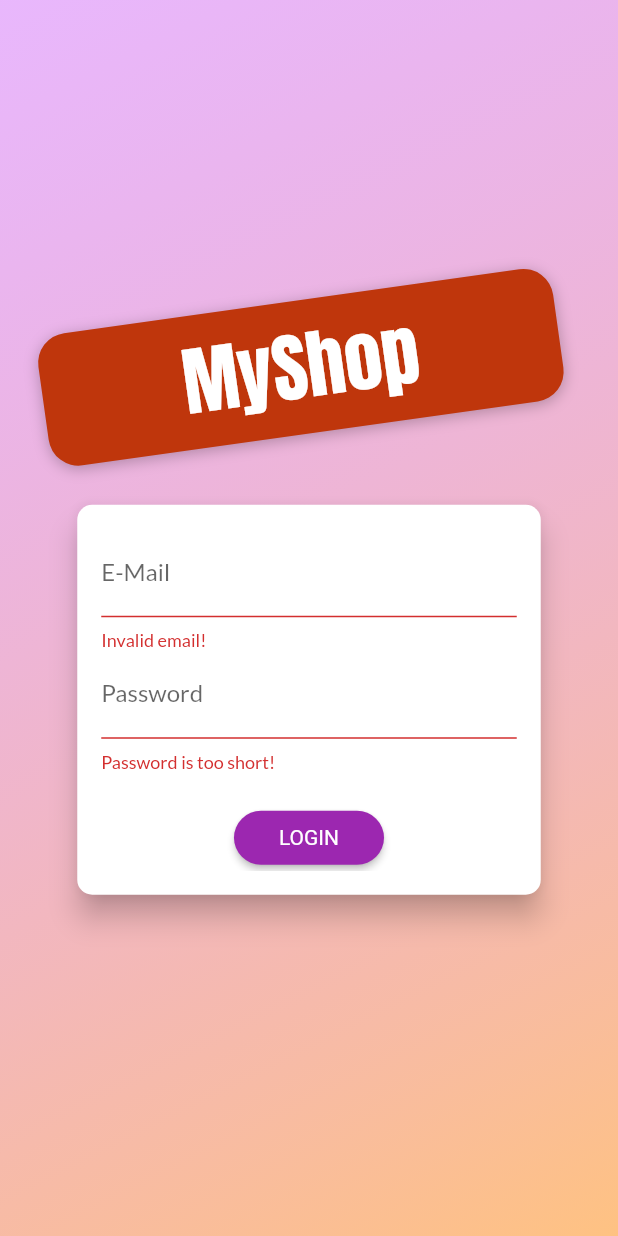
After one commit to SalmanNaghori/shop_app, a Flutter app: the screen it shows after launch, after a tap on "LOGIN", on a phone screen of 412 x 824 dp. The commit adds this screen. Run offline on Flutter 3.47's test engine with Material 2 defaults, Android fonts, the phone set to English and light mode, and no system bars; missing offline and left inert: dart:ffi; network calls fail.

Commit message:
SignIn & SigUp has done

```diff
--- /dev/null
+++ b/lib/Screens/auth_screen.dart
@@ -0,0 +1,247 @@
+import 'dart:ffi';
+import 'dart:math';
+
+import 'package:flutter/material.dart';
+import 'package:provider/provider.dart';
+import 'package:shop_app/providers/auth.dart';
+
+enum AuthMode { Signup, Login }
+
+class AuthScreen extends StatelessWidget {
+  static const routeName = '/auth';
+
+  @override
+  Widget build(BuildContext context) {
+    final deviceSize = MediaQuery.of(context).size;
+    // final transformConfig = Matrix4.rotationZ(-8 * pi / 180);
+    // transformConfig.translate(-10.0);
+    return Scaffold(
+      // resizeToAvoidBottomInset: false,
+      body: Stack(
+        children: <Widget>[
+          Container(
+            decoration: BoxDecoration(
+              gradient: LinearGradient(
+                colors: [
+                  Color.fromRGBO(215, 117, 255, 1).withOpacity(0.5),
+                  Color.fromRGBO(255, 188, 117, 1).withOpacity(0.9),
+                ],
+                begin: Alignment.topLeft,
+                end: Alignment.bottomRight,
+                stops: [0, 1],
+              ),
+            ),
+          ),
+          SingleChildScrollView(
+            child: Container(
+              height: deviceSize.height,
+              width: deviceSize.width,
+              child: Column(
+                mainAxisAlignment: MainAxisAlignment.center,
+                crossAxisAlignment: CrossAxisAlignment.center,
+                children: <Widget>[
+                  Flexible(
+                    child: Container(
+                      margin: EdgeInsets.only(bottom: 20.0),
+                      padding:
+                          EdgeInsets.symmetric(vertical: 8.0, horizontal: 94.0),
+                      transform: Matrix4.rotationZ(-8 * pi / 180)
+                        ..translate(-10.0),
+                      // ..translate(-10.0),
+                      decoration: BoxDecoration(
+                        borderRadius: BorderRadius.circular(20),
+                        color: Colors.deepOrange.shade900,
+                        boxShadow: [
+                          BoxShadow(
+                            blurRadius: 8,
+                            color: Colors.black26,
+                            offset: Offset(0, 2),
+                          )
+                        ],
+                      ),
+                      child: Text(
+                        'MyShop',
+                        style: TextStyle(
+                          color:
+                              Theme.of(context).accentTextTheme.headline6.color,
+                          fontSize: 50,
+                          fontFamily: 'Anton',
+                          fontWeight: FontWeight.normal,
+                        ),
+                      ),
+                    ),
+                  ),
+                  Flexible(
+                    flex: deviceSize.width > 600 ? 2 : 1,
+                    child: AuthCard(),
+                  ),
+                ],
+              ),
+            ),
+          ),
+        ],
+      ),
+    );
+  }
+}
+
+class AuthCard extends StatefulWidget {
+  const AuthCard({
+    Key key,
+  }) : super(key: key);
+
+  @override
+  _AuthCardState createState() => _AuthCardState();
+}
+
+class _AuthCardState extends State<AuthCard> {
+  final GlobalKey<FormState> _formKey = GlobalKey();
+  AuthMode _authMode = AuthMode.Login;
+  Map<String, String> _authData = {
+    'email': '',
+    'password': '',
+  };
+  var _isLoading = false;
+  final _passwordController = TextEditingController();
+
+  Future<void> _submit() async {
+    if (!_formKey.currentState.validate()) {
+      // Invalid!
+      return;
+    }
+    _formKey.currentState.save();
+    setState(() {
+      _isLoading = true;
+    });
+    if (_authMode == AuthMode.Login) {
+      // Log user in
+      Provider.of<Auth>(context, listen: false).logIn(
+        _authData['email'],
+        _authData['password'],
+      );
+    } else {
+      // Sign user up
+      await Provider.of<Auth>(context, listen: false).signUp(
+        _authData['email'],
+        _authData['password'],
+      );
+    }
+    setState(() {
+      _isLoading = false;
+    });
+  }
+
+  void _switchAuthMode() {
+    if (_authMode == AuthMode.Login) {
+      setState(() {
+        _authMode = AuthMode.Signup;
+      });
+    } else {
+      setState(() {
+        _authMode = AuthMode.Login;
+      });
+    }
+  }
+
+  @override
+  Widget build(BuildContext context) {
+    final deviceSize = MediaQuery.of(context).size;
+    return Card(
+      shape: RoundedRectangleBorder(
+        borderRadius: BorderRadius.circular(10.0),
+      ),
+      elevation: 8.0,
+      child: Container(
+        height: _authMode == AuthMode.Signup ? 320 : 260,
+        constraints:
+            BoxConstraints(minHeight: _authMode == AuthMode.Signup ? 320 : 260),
+        width: deviceSize.width * 0.75,
+        padding: EdgeInsets.all(16.0),
+        child: Form(
+          key: _formKey,
+          child: SingleChildScrollView(
+            child: Column(
+              children: <Widget>[
+                TextFormField(
+                  decoration: InputDecoration(labelText: 'E-Mail'),
+                  keyboardType: TextInputType.emailAddress,
+                  validator: (value) {
+                    if (value.isEmpty || !value.contains('@')) {
+                      return 'Invalid email!';
+                    }
+                    return null;
+                    return null;
+                  },
+                  onSaved: (value) {
+                    _authData['email'] = value;
+                  },
+                ),
+                TextFormField(
+                  decoration: InputDecoration(labelText: 'Password'),
+                  obscureText: true,
+                  controller: _passwordController,
+                  validator: (value) {
+                    if (value.isEmpty || value.length < 5) {
+                      return 'Password is too short!';
+                    }
+                  },
+                  onSaved: (value) {
+                    _authData['password'] = value;
+                  },
+                ),
+                if (_authMode == AuthMode.Signup)
+                  TextFormField(
+                    enabled: _authMode == AuthMode.Signup,
+                    decoration: InputDecoration(labelText: 'Confirm Password'),
+                    obscureText: true,
+                    validator: _authMode == AuthMode.Signup
+                        ? (value) {
+                            if (value != _passwordController.text) {
+                              return 'Passwords do not match!';
+                            }
+                          }
+                        : null,
+                  ),
+                SizedBox(
+                  height: 20,
+                ),
+                if (_isLoading)
+                  CircularProgressIndicator()
+                else
+                  ElevatedButton(
+                    child:
+                        Text(_authMode == AuthMode.Login ? 'LOGIN' : 'SIGN UP'),
+                    onPressed: _submit,
+                    style: ElevatedButton.styleFrom(
+                      shape: RoundedRectangleBorder(
+                        borderRadius: BorderRadius.circular(30),
+                      ),
+                      padding:
+                          EdgeInsets.symmetric(horizontal: 30.0, vertical: 8.0),
+                      primary: Theme.of(context).primaryColor,
+                      textStyle: TextStyle(
+                        color: Theme.of(context).primaryTextTheme.button.color,
+                      ),
+                    ),
+                  ),
+                TextButton(
+                  child: Text(
+                      '${_authMode == AuthMode.Login ? 'SIGNUP' : 'LOGIN'} INSTEAD'),
+                  onPressed: _switchAuthMode,
+                  style: TextButton.styleFrom(
+                    padding:
+                        EdgeInsets.symmetric(horizontal: 30.0, vertical: 4),
+                    tapTargetSize: MaterialTapTargetSize.shrinkWrap,
+                    textStyle: TextStyle(
+                      color: Theme.of(context).primaryColor,
+                    ),
+                  ),
+                ),
+              ],
+            ),
+          ),
+        ),
+      ),
+    );
+  }
+}
--- a/lib/Screens/product_detail_screen.dart
+++ b/lib/Screens/product_detail_screen.dart
@@ -35,7 +35,7 @@ class ProductDetailScreen extends StatelessWidget {
             ),
             SizedBox(height: 10),
             Text(
-              '₹${loadedProduct.price}',
+              '\$${loadedProduct.price}',
               style: TextStyle(
                 color: Colors.grey,
                 fontSize: 20,
--- a/lib/Screens/user_products_screen.dart
+++ b/lib/Screens/user_products_screen.dart
@@ -9,8 +9,8 @@ import './edit_product_screen.dart';
 class UserProductsScreen extends StatelessWidget {
   static const routeName = '/user-products';
 
-  Future<void> _refreshProduct(BuildContext context) async {
-    Provider.of<Products>(context, listen: false).fetchAndSetProducts();
+  Future<void> _refreshProducts(BuildContext context) async {
+    await Provider.of<Products>(context).fetchAndSetProducts();
   }
 
   @override
@@ -30,7 +30,7 @@ class UserProductsScreen extends StatelessWidget {
       ),
       drawer: AppDrawer(),
       body: RefreshIndicator(
-        onRefresh: () => _refreshProduct(context),
+        onRefresh: () => _refreshProducts(context),
         child: Padding(
           padding: EdgeInsets.all(8),
           child: ListView.builder(
--- a/lib/Widgets/cart_item.dart
+++ b/lib/Widgets/cart_item.dart
@@ -82,7 +82,7 @@ class CartItem extends StatelessWidget {
               ),
             ),
             title: Text(title),
-            subtitle: Text('Total:₹${(price * quantity)}'),
+            subtitle: Text('Total: ₹${(price * quantity)}'),
             trailing: Text('$quantity x'),
           ),
         ),
--- a/lib/Widgets/order_item.dart
+++ b/lib/Widgets/order_item.dart
@@ -24,7 +24,7 @@ class _OrderItemState extends State<OrderItem> {
       child: Column(
         children: <Widget>[
           ListTile(
-            title: Text('₹${widget.order.amount}'),
+            title: Text('\$${widget.order.amount}'),
             subtitle: Text(
               DateFormat('dd/MM/yyyy hh:mm').format(widget.order.dateTime),
             ),
@@ -55,7 +55,7 @@ class _OrderItemState extends State<OrderItem> {
                                 ),
                               ),
                               Text(
-                            '${prod.quantity}x ₹${prod.price}',
+                                '${prod.quantity}x \$${prod.price}',
                                 style: TextStyle(
                                   fontSize: 18,
                                   color: Colors.grey,
--- a/lib/Widgets/user_product_item.dart
+++ b/lib/Widgets/user_product_item.dart
@@ -13,7 +13,7 @@ class UserProductItem extends StatelessWidget {
 
   @override
   Widget build(BuildContext context) {
-    final scaffold = ScaffoldMessenger.of(context);
+    final scaffold = Scaffold.of(context);
     return ListTile(
       title: Text(title),
       leading: CircleAvatar(
@@ -38,7 +38,7 @@ class UserProductItem extends StatelessWidget {
                   await Provider.of<Products>(context, listen: false)
                       .deleteProduct(id);
                 } catch (error) {
-                  scaffold.showSnackBar(
+                  ScaffoldMessenger.of(context).showSnackBar(
                     SnackBar(
                       content: Text(
                         'Deleting failed!',
--- a/lib/main.dart
+++ b/lib/main.dart
@@ -1,15 +1,17 @@
 import 'package:flutter/material.dart';
 import 'package:provider/provider.dart';
+import 'package:shop_app/providers/auth.dart';
 
-import 'Screens/cart_screen.dart';
-import 'Screens/products_overview_screen.dart';
-import 'Screens/product_detail_screen.dart';
+import './screens/cart_screen.dart';
+import './screens/products_overview_screen.dart';
+import './screens/product_detail_screen.dart';
 import './providers/products.dart';
 import './providers/cart.dart';
 import './providers/orders.dart';
-import 'Screens/orders_screen.dart';
-import 'Screens/user_products_screen.dart';
-import 'Screens/edit_product_screen.dart';
+import './screens/orders_screen.dart';
+import './screens/user_products_screen.dart';
+import './screens/edit_product_screen.dart';
+import './screens/auth_screen.dart';
 
 void main() => runApp(MyApp());
 
@@ -18,6 +20,9 @@ class MyApp extends StatelessWidget {
   Widget build(BuildContext context) {
     return MultiProvider(
       providers: [
+        ChangeNotifierProvider.value(
+          value: Auth(),
+        ),
         ChangeNotifierProvider.value(
           value: Products(),
         ),
@@ -32,11 +37,11 @@ class MyApp extends StatelessWidget {
           title: 'MyShop',
           debugShowCheckedModeBanner: false,
           theme: ThemeData(
-            primarySwatch: Colors.deepPurple,
+            primarySwatch: Colors.purple,
             accentColor: Colors.deepOrange,
             fontFamily: 'Lato',
           ),
-          home: ProductsOverviewScreen(),
+          home: AuthScreen(),
           routes: {
             ProductDetailScreen.routeName: (ctx) => ProductDetailScreen(),
             CartScreen.routeName: (ctx) => CartScreen(),
--- a/lib/models/http_exception.dart
+++ b/lib/models/http_exception.dart
@@ -6,5 +6,6 @@ class HttpException implements Exception {
   @override
   String toString() {
     return message;
+    // return super.toString(); // Instance of HttpException
   }
 }
--- /dev/null
+++ b/lib/providers/auth.dart
@@ -0,0 +1,37 @@
+import 'dart:convert';
+
+import 'package:flutter/material.dart';
+import 'package:http/http.dart' as http;
+
+class Auth with ChangeNotifier {
+  String _token;
+  DateTime _expiresDate;
+  String _userId;
+
+  Future<void> _authenticate(
+      String email, String password, String urlSagment) async {
+    final url = Uri.parse(
+        'https://identitytoolkit.googleapis.com/v1/accounts:$urlSagment?key=AIzaSyBzLfkeqX6Kdef2qlb6fNb62JX8iqWnJ20');
+
+    final response = await http.post(
+      url,
+      body: json.encode(
+        {
+          'email': email,
+          'password': password,
+          'returnSecureToken': true,
+        },
+      ),
+    );
+
+    print(json.decode(response.body));
+  }
+
+  Future<void> signUp(String email, String password) async {
+    return _authenticate(email, password, 'signUp');
+  }
+
+  Future<void> login(String email, String password) async {
+    return _authenticate(email, password, 'signInWithPassword');
+  }
+}
```
Also changed, not shown: lib/Screens/cart_screen.dart (+8 -10 lines), lib/Screens/edit_product_screen.dart (+12 -5 lines), lib/Screens/orders_screen.dart (+26 -29 lines), lib/Screens/products_overview_screen.dart (+10 -1 lines), lib/providers/orders.dart (+9 -10 lines), lib/providers/product.dart (+5 -7 lines), lib/providers/products.dart (+9 -20 lines). Lines whose indentation alone changed are shown as unchanged.
